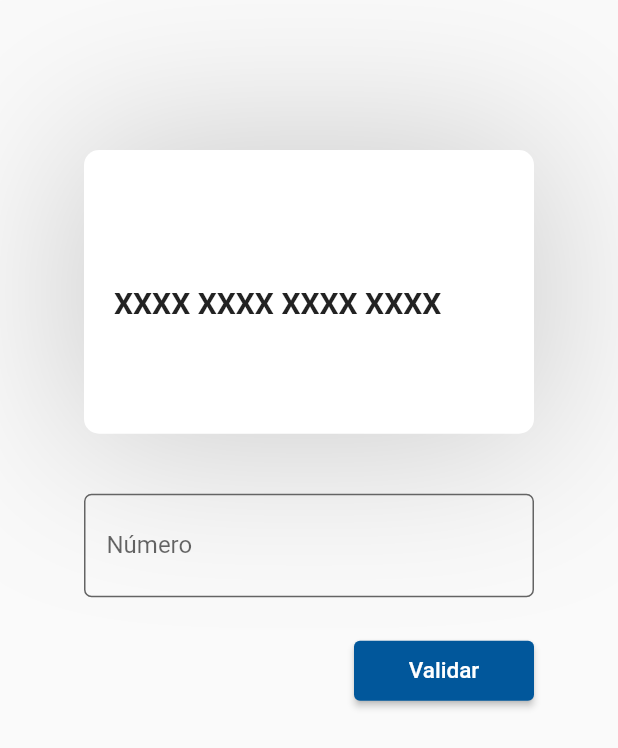
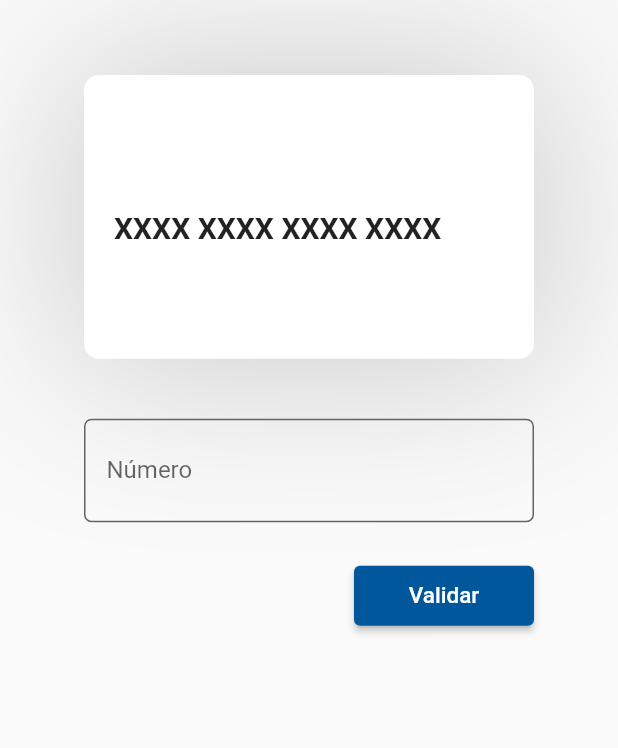
Before and after one commit to ArthurImmich/CreditCardValidator, a Flutter app: the screen it shows after launch, on a phone screen of 412 x 824 dp. Shown: the top 748 px of the screen. Run offline on Flutter 3.47's test engine with Material 2 defaults, Android fonts, the phone set to English and light mode, and no system bars; missing offline and left inert: easy_mask.

Commit message:
fix(card_page): add scroll view

```diff
--- a/lib/main.dart
+++ b/lib/main.dart
@@ -6,7 +6,7 @@ void main() => runApp(MyApp());
 class MyApp extends StatelessWidget {
   @override
   Widget build(BuildContext context) {
-    return MaterialApp(
+    return MaterialApp (
       title: 'Flutter Demo',
       theme: ThemeData(
         primarySwatch: Colors.blue,
--- a/lib/pages/card_page.dart
+++ b/lib/pages/card_page.dart
@@ -54,8 +54,9 @@ class _CardPageState extends State<CardPage> {
       key: _formKey,
       child: Scaffold(
           body: SafeArea(
+          child: SingleChildScrollView(
             child: Padding(
-            padding: const EdgeInsets.only(top: 100),
+              padding: const EdgeInsets.only(top: 50),
               child: Center(
                 child: SizedBox(
                   width: 300,
@@ -201,6 +202,7 @@ class _CardPageState extends State<CardPage> {
               ),
             ),
           ),
+        )
       ),
     );
   }
```
Also changed, not shown: pubspec.lock. Lines whose indentation alone changed are shown as unchanged.
